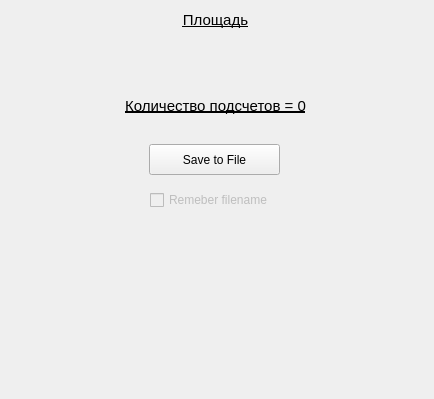
Old version of the form postoperations.ui in the repository lynxr/InterMetr; both pictures show x 0 to 434 and y 0 to 399 of the 434 by 668 pixel window.
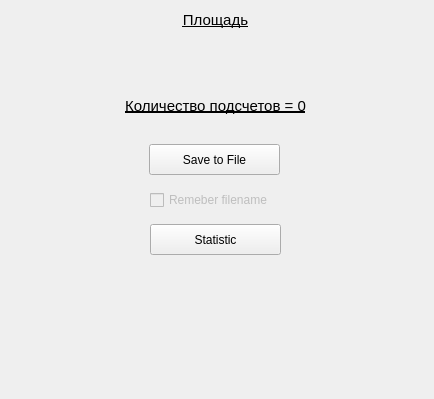
New version of the form.

Commit message: add statistic functions (BETA)

```diff
--- a/postoperations.ui
+++ b/postoperations.ui
@@ -117,6 +117,22 @@
      <set>Qt::AlignCenter</set>
     </property>
    </widget>
+   <widget class="QPushButton" name="pushStatistic">
+    <property name="enabled">
+     <bool>true</bool>
+    </property>
+    <property name="geometry">
+     <rect>
+      <x>150</x>
+      <y>224</y>
+      <width>131</width>
+      <height>31</height>
+     </rect>
+    </property>
+    <property name="text">
+     <string>Statistic</string>
+    </property>
+   </widget>
   </widget>
   <widget class="QMenuBar" name="menubar">
    <property name="geometry">
```
The commit also changes 4 other files.
